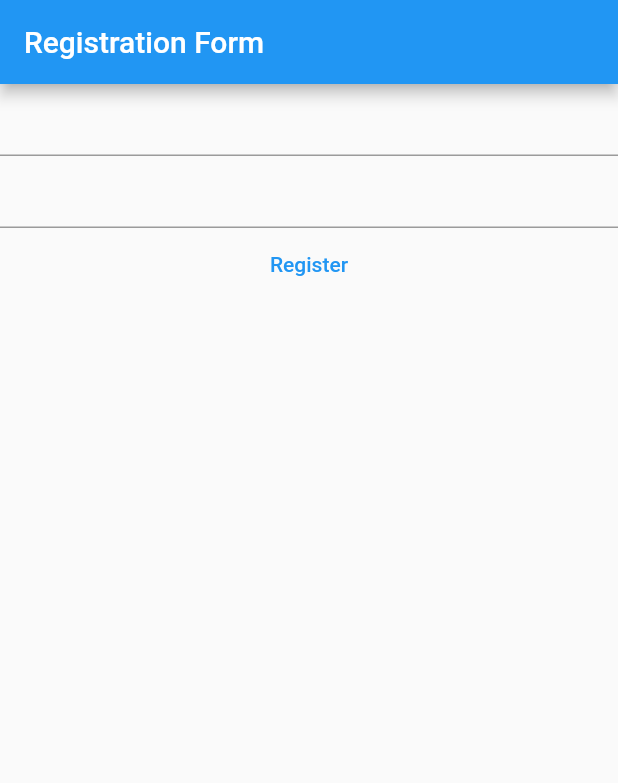
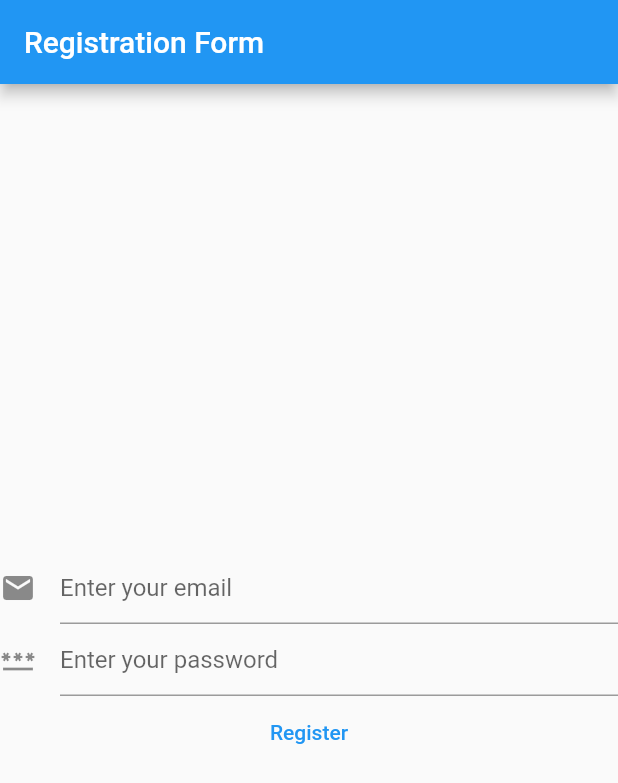
Before and after one commit to HazemSayad/flutter-register-form, a Flutter app: the screen it shows after launch, on a phone screen of 412 x 824 dp. Shown: the top 783 px of the screen. Run offline on Flutter 3.47's test engine with Material 2 defaults, Android fonts, the phone set to English and light mode, and no system bars.

Commit message:
added hints, icons and better UX

```diff
--- a/flutter_register_form/lib/main.dart
+++ b/flutter_register_form/lib/main.dart
@@ -28,13 +28,50 @@
 }
 
 class _RegistrationFormState extends State<RegistrationForm> {
+  late final TextEditingController _email;
+  late final TextEditingController _pass;
+
+  @override
+  void initState() {
+    _email = TextEditingController();
+    _pass = TextEditingController();
+    super.initState();
+  }
+
+  @override
+  void dispose() {
+    _email.dispose();
+    _pass.dispose();
+    super.dispose();
+  }
+
   @override
   Widget build(BuildContext context) {
     return Column(
+      mainAxisAlignment: MainAxisAlignment.center,
       children: [
-        const TextField(),
-        const TextField(),
-        TextButton(onPressed: () {}, child: const Text("Register"))
+        TextField(
+          keyboardType: TextInputType.emailAddress,
+          enableSuggestions: false,
+          autocorrect: false,
+          decoration: const InputDecoration(
+              icon: Icon(Icons.email), hintText: "Enter your email"),
+          controller: _email,
+        ),
+        TextField(
+          obscureText: true,
+          enableSuggestions: false,
+          autocorrect: false,
+          decoration: const InputDecoration(
+              icon: Icon(Icons.password), hintText: "Enter your password"),
+          controller: _pass,
+        ),
+        TextButton(
+            onPressed: () {
+              String email = _email.text;
+              String pass = _pass.text;
+            },
+            child: const Text("Register"))
       ],
     );
   }
```
